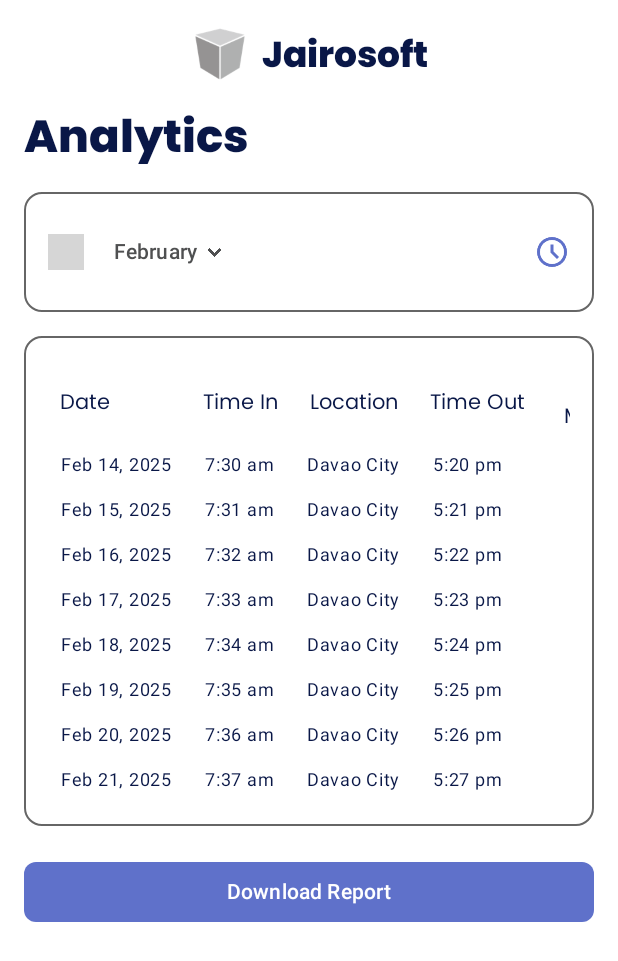
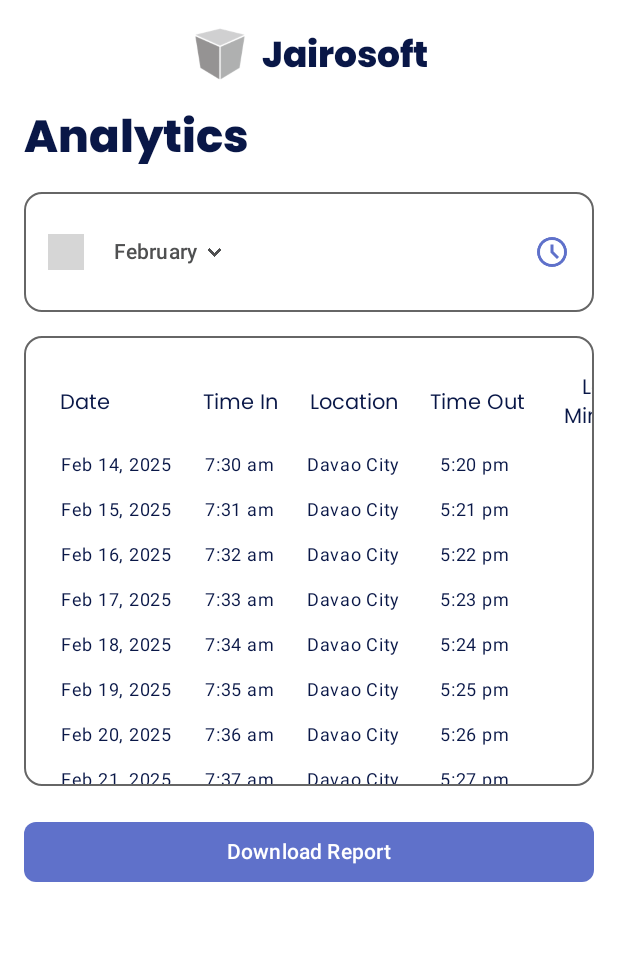
Before and after one commit to MeowMeowMeeow/Nani, an Android app built with Jetpack Compose: the composable AnalyticsScreen shown on its own in the app's theme, on a phone screen of 412 x 824 dp. Shown: the top 961 px of the screen. Run offline under Robolectric (Android 15) with nearby library versions, the phone set to English and light mode, and no system bars; 1 statement that could not run was skipped; grey boxes are pictures that could not be loaded.

Commit message:
Modified Analytics screen

```diff
--- a/app/src/main/java/com/example/nani/screens/Analytics/Analytics.kt
+++ b/app/src/main/java/com/example/nani/screens/Analytics/Analytics.kt
@@ -43,7 +43,7 @@ fun AnalyticsScreen(navController: NavHostController) {
                 selectedMonth = it
             }
             Spacer(modifier = Modifier.height(16.dp))
-            AnalyticsTableSection(horizontalScrollState)
+            AnalyticsTableSection()
             Spacer(modifier = Modifier.height(20.dp))
             DownloadReportButton()
         }
@@ -116,7 +116,10 @@ fun MonthSelection(selectedMonth: String, months: List<String>, onMonthSelected:
 }
 
 @Composable
-fun AnalyticsTableSection(horizontalScrollState: ScrollState) {
+fun AnalyticsTableSection() {
+    val verticalScrollState = rememberScrollState()
+    val horizontalScrollState = rememberScrollState()
+
     Card(
         shape = RoundedCornerShape(12.dp),
         colors = CardDefaults.cardColors(containerColor = MaterialTheme.colorScheme.secondaryContainer),
@@ -128,13 +131,18 @@ fun AnalyticsTableSection(horizontalScrollState: ScrollState) {
                 shape = RoundedCornerShape(12.dp)
             )
     ) {
-        Column(modifier = Modifier.padding(16.dp)) {
-            Row(modifier = Modifier.horizontalScroll(horizontalScrollState)) {
-                AnalyticsTable()
-            }
+        Box(
+            modifier = Modifier
+                .height(300.dp) // Adjust based on UI needs
+                .verticalScroll(verticalScrollState)
+                .horizontalScroll(horizontalScrollState)
+                .padding(16.dp)
+        ) {
+            AnalyticsTable()
         }
     }
 }
+
 
 @Composable
 fun DownloadReportButton() {
@@ -201,22 +209,22 @@ fun AnalyticsTable() {
             Spacer(modifier = Modifier.width(18.dp))
             TableHeaderCell("Total\nHours")
         }
-        repeat(8) {
+        repeat(15) {
             Row(Modifier.fillMaxWidth()) {
                 TableCell("Feb ${14 + it}, 2025")
                 Spacer(modifier = Modifier.width(5.dp))
                 TableCell("7:${30 + it} am")
                 Spacer(modifier = Modifier.width(5.dp))
                 TableCell("Davao City")
-                Spacer(modifier = Modifier.width(5.dp))
+                Spacer(modifier = Modifier.width(10.dp))
                 TableCell("5:${20 + it} pm")
                 Spacer(modifier = Modifier.width(46.dp))
                 TableCell("${15 + it * 5}")
                 Spacer(modifier = Modifier.width(64.dp))
                 TableCell("${20 + it * 10}")
-                Spacer(modifier = Modifier.width(85.dp))
+                Spacer(modifier = Modifier.width(95.dp))
                 TableCell("${35 + it * 15}")
-                Spacer(modifier = Modifier.width(75.dp))
+                Spacer(modifier = Modifier.width(90.dp))
                 TableCell("${if (it % 2 == 0) "1hr 10m" else "0"}")
             }
         }
```
Also changed, not shown: app/src/main/java/com/example/nani/screens/Dashboard/Dashboard.kt (+5 -5 lines).
